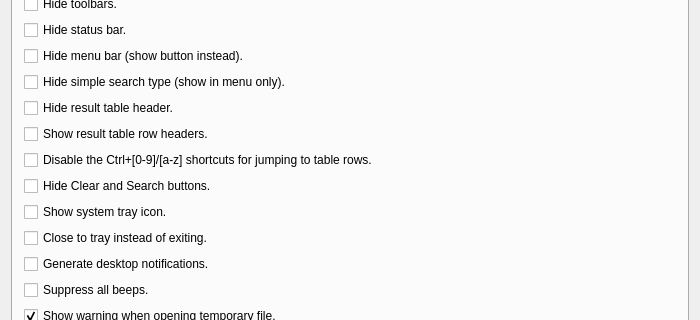
First picture: the form in src/qtgui/uiprefs.ui, repository alberti42/recoll-macos, before the edit; both pictures show x 0 to 700 and y 235 to 555 of the 700 by 850 pixel window.
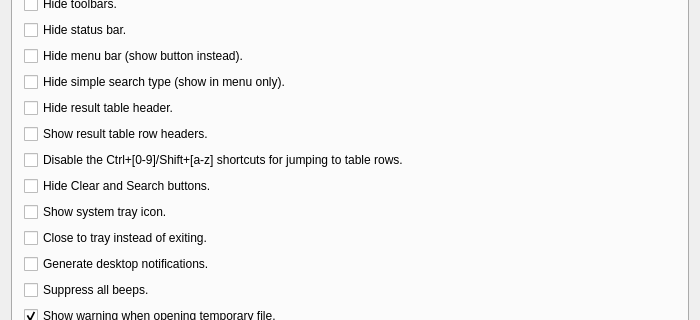
Second picture: the form after the edit.

Commit message: GUI: fix dark mode result table, broken by alternatecolors use + adjust prefs label

Patch:
```diff
--- a/src/qtgui/uiprefs.ui
+++ b/src/qtgui/uiprefs.ui
@@ -251,7 +251,7 @@
        <item>
         <widget class="QCheckBox" name="noRowJumpShortcutsCB">
          <property name="text">
-          <string>Disable the Ctrl+[0-9]/[a-z] shortcuts for jumping to table rows.</string>
+          <string>Disable the Ctrl+[0-9]/Shift+[a-z] shortcuts for jumping to table rows.</string>
          </property>
          <property name="checked">
           <bool>false</bool>
```
The commit also changes 1 other file.
